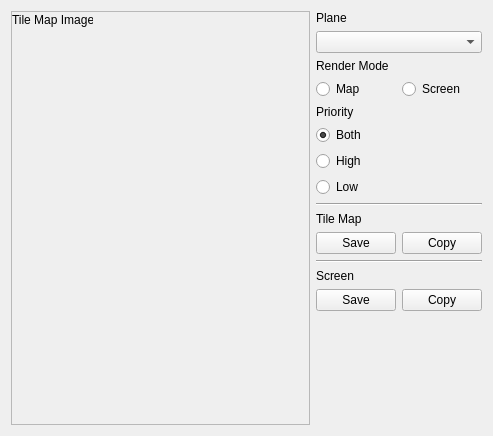
Above: qt/tabtilemap.ui from Lupinzar/gssex before the change. Below: the same form after it.
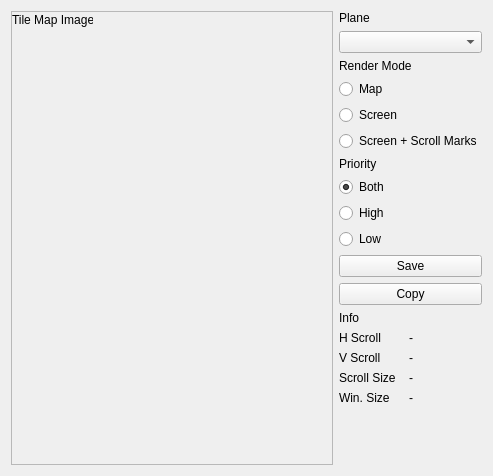
That is the form after the change. Icons and pictures are not drawn.

Commit message:
Tile Maps milestone
* "Final" UI changes
* Wire together UI with render layer
* Save/copy buttons working

Diff of the .ui file:
```diff
--- a/qt/tabtilemap.ui
+++ b/qt/tabtilemap.ui
@@ -7,7 +7,7 @@
     <x>0</x>
     <y>0</y>
     <width>493</width>
-    <height>436</height>
+    <height>476</height>
    </rect>
   </property>
   <property name="windowTitle">
@@ -24,8 +24,8 @@
        <rect>
         <x>0</x>
         <y>0</y>
-        <width>297</width>
-        <height>416</height>
+        <width>327</width>
+        <height>456</height>
        </rect>
       </property>
       <widget class="QLabel" name="main_label">
@@ -70,8 +70,6 @@
       </widget>
      </item>
      <item>
-      <layout class="QHBoxLayout" name="horizontalLayout_4">
-       <item>
         <widget class="QRadioButton" name="mode_map_radio">
          <property name="text">
           <string>Map</string>
@@ -91,7 +89,12 @@
          </property>
         </widget>
        </item>
-      </layout>
+     <item>
+      <widget class="QRadioButton" name="mode_marks_button">
+       <property name="text">
+        <string>Screen + Scroll Marks</string>
+       </property>
+      </widget>
      </item>
      <item>
       <widget class="QLabel" name="label_4">
@@ -125,29 +128,7 @@
       </widget>
      </item>
      <item>
-      <widget class="Line" name="line">
-       <property name="orientation">
-        <enum>Qt::Orientation::Horizontal</enum>
-       </property>
-      </widget>
-     </item>
-     <item>
-      <widget class="QLabel" name="label_2">
-       <property name="sizePolicy">
-        <sizepolicy hsizetype="Preferred" vsizetype="Fixed">
-         <horstretch>0</horstretch>
-         <verstretch>0</verstretch>
-        </sizepolicy>
-       </property>
-       <property name="text">
-        <string>Tile Map</string>
-       </property>
-      </widget>
-     </item>
-     <item>
-      <layout class="QHBoxLayout" name="horizontalLayout">
-       <item>
-        <widget class="QPushButton" name="tile_map_save_button">
+      <widget class="QPushButton" name="save_button">
          <property name="text">
           <string>Save</string>
          </property>
@@ -158,7 +139,7 @@
         </widget>
        </item>
        <item>
-        <widget class="QPushButton" name="tile_map_copy_button">
+      <widget class="QPushButton" name="copy_button">
          <property name="text">
           <string>Copy</string>
          </property>
@@ -168,49 +149,110 @@
          </property>
         </widget>
        </item>
-      </layout>
-     </item>
      <item>
-      <widget class="Line" name="line_2">
-       <property name="orientation">
-        <enum>Qt::Orientation::Horizontal</enum>
+      <widget class="QLabel" name="_info_label">
+       <property name="text">
+        <string>Info</string>
        </property>
       </widget>
      </item>
      <item>
+      <layout class="QGridLayout" name="gridLayout">
+       <item row="1" column="0">
       <widget class="QLabel" name="label_3">
        <property name="sizePolicy">
+          <sizepolicy hsizetype="Fixed" vsizetype="Fixed">
+           <horstretch>0</horstretch>
+           <verstretch>0</verstretch>
+          </sizepolicy>
+         </property>
+         <property name="text">
+          <string>V Scroll</string>
+         </property>
+        </widget>
+       </item>
+       <item row="0" column="1">
+        <widget class="QLabel" name="info_hscroll_label">
+         <property name="sizePolicy">
         <sizepolicy hsizetype="Preferred" vsizetype="Fixed">
          <horstretch>0</horstretch>
          <verstretch>0</verstretch>
         </sizepolicy>
        </property>
        <property name="text">
-        <string>Screen</string>
+          <string>-</string>
        </property>
       </widget>
      </item>
-     <item>
-      <layout class="QHBoxLayout" name="horizontalLayout_2">
-       <item>
-        <widget class="QPushButton" name="screen_save_button">
+       <item row="1" column="1">
+        <widget class="QLabel" name="info_vscroll_label">
+         <property name="sizePolicy">
+          <sizepolicy hsizetype="Preferred" vsizetype="Fixed">
+           <horstretch>0</horstretch>
+           <verstretch>0</verstretch>
+          </sizepolicy>
+         </property>
          <property name="text">
-          <string>Save</string>
+          <string>-</string>
          </property>
-         <property name="icon">
-          <iconset resource="resource.qrc">
-           <normaloff>:/icons/device-floppy.svg</normaloff>:/icons/device-floppy.svg</iconset>
+        </widget>
+       </item>
+       <item row="2" column="1">
+        <widget class="QLabel" name="info_scroll_size_label">
+         <property name="sizePolicy">
+          <sizepolicy hsizetype="Preferred" vsizetype="Fixed">
+           <horstretch>0</horstretch>
+           <verstretch>0</verstretch>
+          </sizepolicy>
          </property>
+         <property name="text">
+          <string>-</string>
+         </property>
         </widget>
        </item>
-       <item>
-        <widget class="QPushButton" name="screen_copy_button">
+       <item row="0" column="0">
+        <widget class="QLabel" name="label_2">
+         <property name="sizePolicy">
+          <sizepolicy hsizetype="Fixed" vsizetype="Fixed">
+           <horstretch>0</horstretch>
+           <verstretch>0</verstretch>
+          </sizepolicy>
+         </property>
          <property name="text">
-          <string>Copy</string>
+          <string>H Scroll</string>
          </property>
-         <property name="icon">
-          <iconset resource="resource.qrc">
-           <normaloff>:/icons/clipboard.svg</normaloff>:/icons/clipboard.svg</iconset>
+        </widget>
+       </item>
+       <item row="2" column="0">
+        <widget class="QLabel" name="label_6">
+         <property name="sizePolicy">
+          <sizepolicy hsizetype="Fixed" vsizetype="Fixed">
+           <horstretch>0</horstretch>
+           <verstretch>0</verstretch>
+          </sizepolicy>
+         </property>
+         <property name="text">
+          <string>Scroll Size  </string>
+         </property>
+        </widget>
+       </item>
+       <item row="3" column="0">
+        <widget class="QLabel" name="label_7">
+         <property name="text">
+          <string>Win. Size </string>
+         </property>
+        </widget>
+       </item>
+       <item row="3" column="1">
+        <widget class="QLabel" name="info_window_size_label">
+         <property name="sizePolicy">
+          <sizepolicy hsizetype="Preferred" vsizetype="Fixed">
+           <horstretch>0</horstretch>
+           <verstretch>0</verstretch>
+          </sizepolicy>
+         </property>
+         <property name="text">
+          <string>-</string>
          </property>
         </widget>
        </item>
```
Lines whose indentation alone changed are shown as unchanged. The commit also changes 2 other files.
